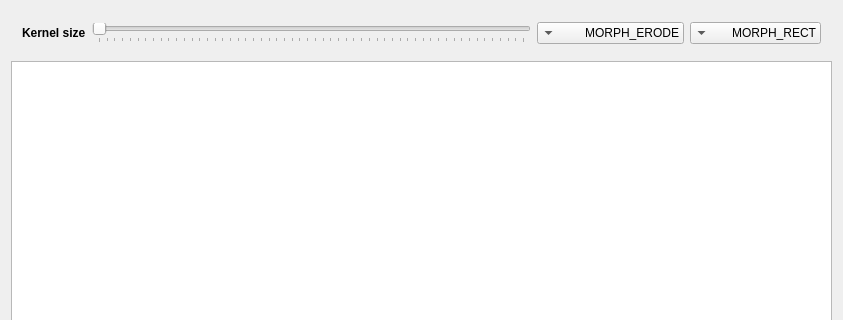
hrachyahakobyan/OpenCVShop, file OpenCVShop/CVActionMorphologyView.ui: the form before one commit; both pictures show x 0 to 843 and y 0 to 320 of the 843 by 723 pixel window.
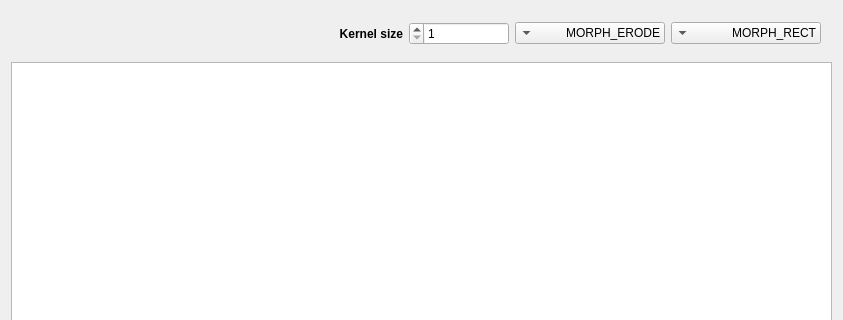
The form after the commit. Custom widgets are drawn as their Qt base class.

Commit message: Added Grid action

```diff
--- a/OpenCVShop/CVActionMorphologyView.ui
+++ b/OpenCVShop/CVActionMorphologyView.ui
@@ -106,40 +106,22 @@
        </widget>
       </item>
       <item>
-       <widget class="QSlider" name="kernelSizeSlider">
-        <property name="layoutDirection">
-         <enum>Qt::LeftToRight</enum>
+       <widget class="QSpinBox" name="kernelSizeSpinBox">
+        <property name="maximumSize">
+         <size>
+          <width>100</width>
+          <height>16777215</height>
+         </size>
         </property>
         <property name="minimum">
          <number>1</number>
         </property>
         <property name="maximum">
-         <number>111</number>
+         <number>301</number>
         </property>
         <property name="singleStep">
          <number>2</number>
         </property>
-        <property name="pageStep">
-         <number>10</number>
-        </property>
-        <property name="value">
-         <number>1</number>
-        </property>
-        <property name="sliderPosition">
-         <number>1</number>
-        </property>
-        <property name="tracking">
-         <bool>true</bool>
-        </property>
-        <property name="orientation">
-         <enum>Qt::Horizontal</enum>
-        </property>
-        <property name="tickPosition">
-         <enum>QSlider::TicksBelow</enum>
-        </property>
-        <property name="tickInterval">
-         <number>2</number>
-        </property>
        </widget>
       </item>
       <item>
@@ -153,6 +135,9 @@
         <property name="text">
          <string>Kernel size</string>
         </property>
+        <property name="alignment">
+         <set>Qt::AlignRight|Qt::AlignTrailing|Qt::AlignVCenter</set>
+        </property>
        </widget>
       </item>
      </layout>
```
The commit also changes 32 other files.
